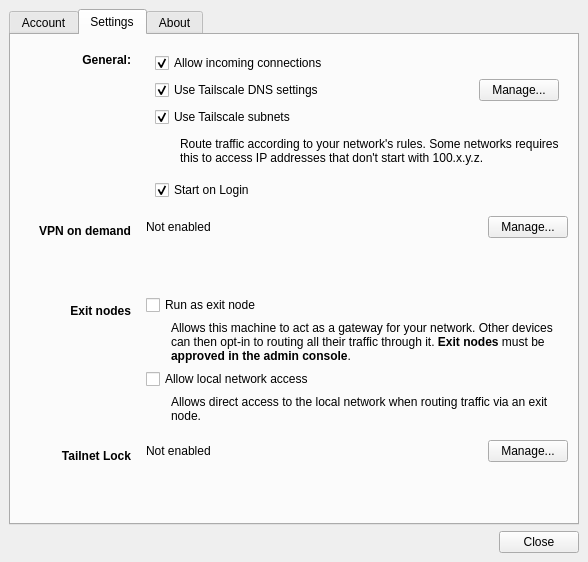
SneWs/tail-tray, file MainWindow.ui: the form before one commit.
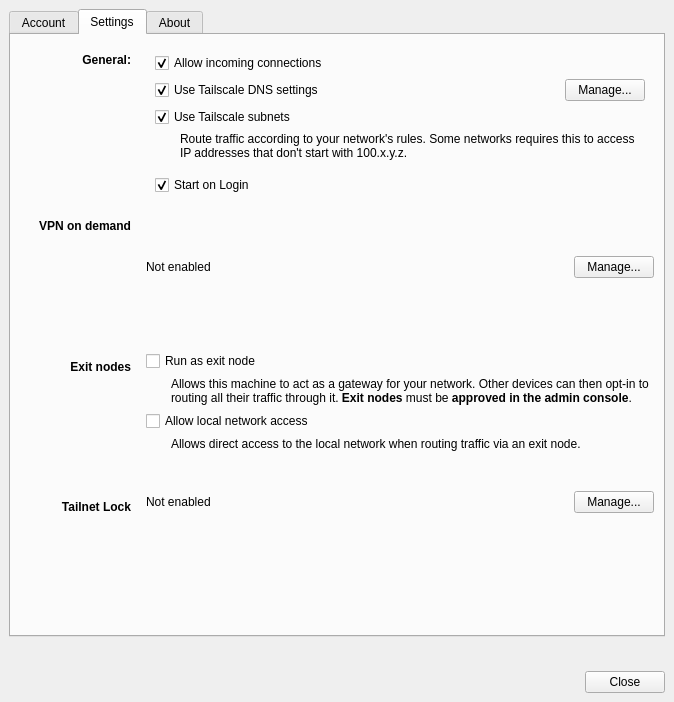
The form after the commit. Icons and pictures are not drawn.

Commit message: fixed #4 - UI should handle scaling and sizing much better now

The edit to the form file:
```diff
--- a/MainWindow.ui
+++ b/MainWindow.ui
@@ -9,12 +9,12 @@
    <rect>
     <x>0</x>
     <y>0</y>
-    <width>588</width>
-    <height>562</height>
+    <width>674</width>
+    <height>702</height>
    </rect>
   </property>
   <property name="sizePolicy">
-   <sizepolicy hsizetype="Fixed" vsizetype="Fixed">
+   <sizepolicy hsizetype="MinimumExpanding" vsizetype="Fixed">
     <horstretch>0</horstretch>
     <verstretch>0</verstretch>
    </sizepolicy>
@@ -22,13 +22,13 @@
   <property name="minimumSize">
    <size>
     <width>588</width>
-    <height>562</height>
+    <height>680</height>
    </size>
   </property>
   <property name="maximumSize">
    <size>
-    <width>588</width>
-    <height>562</height>
+    <width>16777215</width>
+    <height>16777215</height>
    </size>
   </property>
   <property name="baseSize">
@@ -662,23 +662,16 @@
               </layout>
              </widget>
             </item>
-            <item>
-             <spacer name="verticalSpacer_2">
-              <property name="orientation">
-               <enum>Qt::Orientation::Vertical</enum>
-              </property>
-              <property name="sizeHint" stdset="0">
-               <size>
-                <width>20</width>
-                <height>40</height>
-               </size>
-              </property>
-             </spacer>
-            </item>
            </layout>
           </item>
           <item>
            <widget class="QWidget" name="widget_2" native="true">
+            <property name="sizePolicy">
+             <sizepolicy hsizetype="Preferred" vsizetype="MinimumExpanding">
+              <horstretch>0</horstretch>
+              <verstretch>0</verstretch>
+             </sizepolicy>
+            </property>
             <property name="styleSheet">
              <string notr="true"/>
             </property>
@@ -744,6 +737,18 @@
                </item>
                <item>
                 <widget class="QLabel" name="label_2">
+                 <property name="sizePolicy">
+                  <sizepolicy hsizetype="Preferred" vsizetype="Expanding">
+                   <horstretch>0</horstretch>
+                   <verstretch>0</verstretch>
+                  </sizepolicy>
+                 </property>
+                 <property name="minimumSize">
+                  <size>
+                   <width>0</width>
+                   <height>40</height>
+                  </size>
+                 </property>
                  <property name="font">
                   <font>
                    <pointsize>9</pointsize>
@@ -755,6 +760,9 @@
                  <property name="text">
                   <string>&lt;html&gt;&lt;head/&gt;&lt;body&gt;&lt;p&gt;Route traffic according to your network's rules. Some networks requires this to access IP addresses that don't start with 100.x.y.z.&lt;/p&gt;&lt;/body&gt;&lt;/html&gt;</string>
                  </property>
+                 <property name="alignment">
+                  <set>Qt::AlignmentFlag::AlignLeading|Qt::AlignmentFlag::AlignLeft|Qt::AlignmentFlag::AlignTop</set>
+                 </property>
                  <property name="wordWrap">
                   <bool>true</bool>
                  </property>
@@ -886,10 +894,13 @@
               <property name="orientation">
                <enum>Qt::Orientation::Vertical</enum>
               </property>
+              <property name="sizeType">
+               <enum>QSizePolicy::Policy::Minimum</enum>
+              </property>
               <property name="sizeHint" stdset="0">
                <size>
                 <width>20</width>
-                <height>102</height>
+                <height>20</height>
                </size>
               </property>
              </spacer>
```
Left out of the diff: 32 changed lines with no effect on the pictures.
